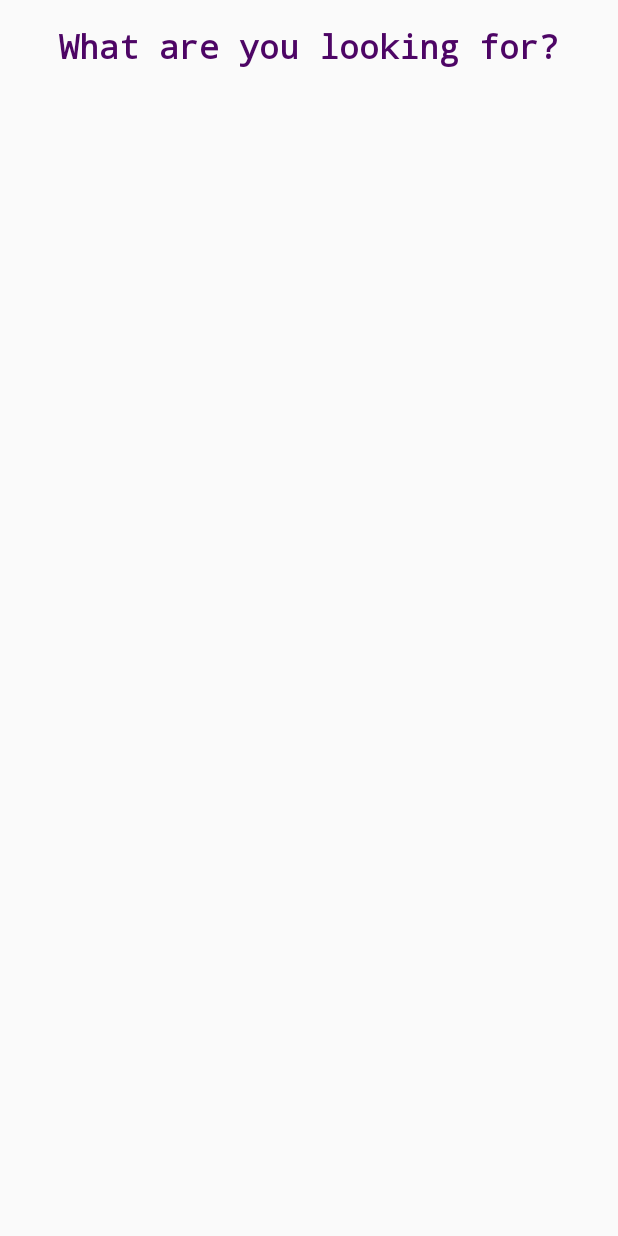
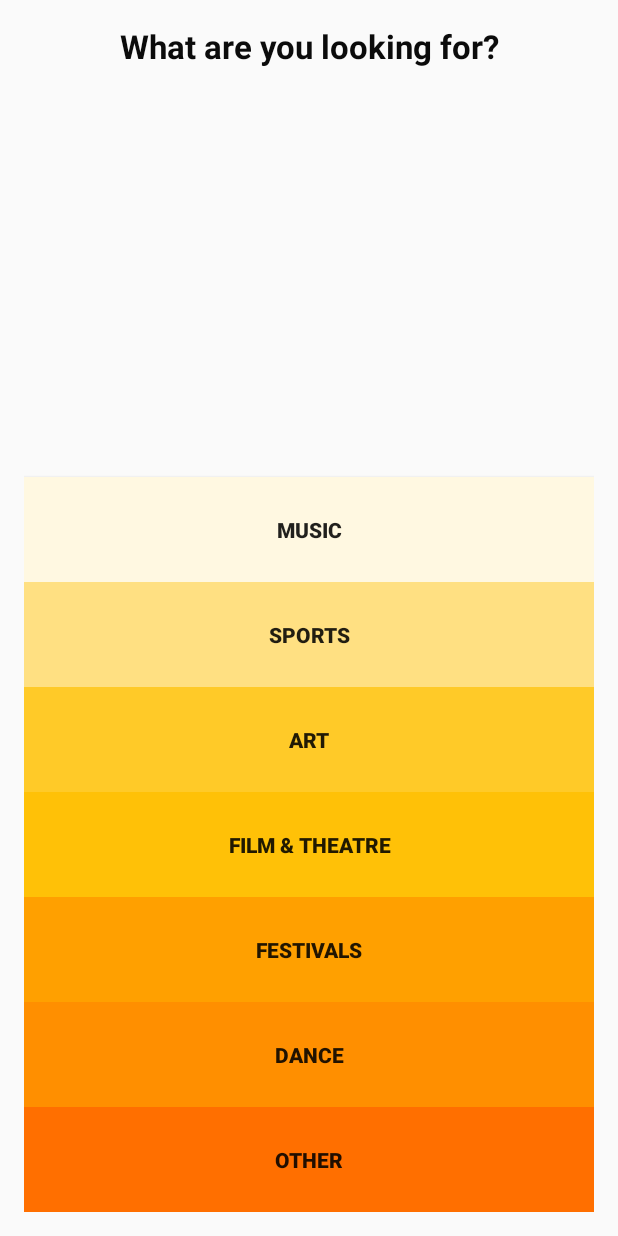
Before and after one commit to royjacobson/hermes, an Android app: the screen it shows after launch (MainActivity), on a phone screen of 412 x 824 dp. Run offline under Robolectric (Android 15) with nearby library versions, the light colour scheme and no system bars; 3 statements that could not run were skipped.

Commit message:
Phase 2
colors

```diff
--- a/HermesAPK/app/build.gradle
+++ b/HermesAPK/app/build.gradle
@@ -24,4 +24,5 @@ dependencies {
     testCompile 'junit:junit:4.12'
     compile 'com.android.support:appcompat-v7:23.1.1'
     compile 'com.android.support:design:23.1.1'
+    compile 'com.android.support:cardview-v7:21.0.+'
 }
--- a/HermesAPK/app/src/main/res/layout/content_main.xml
+++ b/HermesAPK/app/src/main/res/layout/content_main.xml
@@ -10,7 +10,8 @@
     android:paddingTop="@dimen/activity_vertical_margin"
     app:layout_behavior="@string/appbar_scrolling_view_behavior"
     tools:context="com.hermes.hermes.MainActivity"
-    tools:showIn="@layout/activity_main">
+    tools:showIn="@layout/activity_main"
+    android:clickable="false">
 
     <TextView
         android:layout_width="wrap_content"
@@ -23,8 +24,97 @@
         android:layout_alignParentEnd="false"
         android:text="What are you looking for?"
         android:textAlignment="center"
-        android:textColor="#4d0565"
-        android:typeface="monospace"
+        android:textColor="#0b0b0b"
+        android:typeface="sans"
         android:visibility="visible"
         android:textStyle="bold" />
+
+    <Button
+        android:layout_width="fill_parent"
+        android:layout_height="wrap_content"
+        android:height="70dp"
+        android:text="Music"
+        android:id="@+id/button2"
+        android:textStyle="bold"
+        android:layout_above="@+id/button3"
+        android:layout_alignParentLeft="true"
+        android:layout_alignParentStart="true"
+        android:focusable="true"
+        android:focusableInTouchMode="true"
+        android:enabled="true"
+        android:background="#fff8e1" />
+
+    <Button
+        android:layout_width="fill_parent"
+        android:layout_height="wrap_content"
+        android:height="70dp"
+        android:text="SPORTS"
+        android:id="@+id/button3"
+        android:textStyle="bold"
+        android:layout_above="@+id/button4"
+        android:layout_alignParentLeft="true"
+        android:layout_alignParentStart="true"
+        android:background="#ffe082" />
+
+    <Button
+        android:layout_width="fill_parent"
+        android:layout_height="wrap_content"
+        android:height="70dp"
+        android:text="art"
+        android:id="@+id/button4"
+        android:textStyle="bold"
+        android:layout_above="@+id/button5"
+        android:layout_alignParentLeft="true"
+        android:layout_alignParentStart="true"
+        android:background="#ffca28" />
+
+    <Button
+        android:layout_width="fill_parent"
+        android:layout_height="wrap_content"
+        android:height="70dp"
+        android:text="Film &amp; Theatre"
+        android:id="@+id/button5"
+        android:textStyle="bold"
+        android:layout_above="@+id/button6"
+        android:layout_alignParentRight="true"
+        android:layout_alignParentEnd="true"
+        android:background="#ffc107" />
+
+    <Button
+        android:layout_width="fill_parent"
+        android:layout_height="wrap_content"
+        android:height="70dp"
+        android:text="Festivals"
+        android:id="@+id/button6"
+        android:textStyle="bold"
+        android:layout_above="@+id/button7"
+        android:layout_alignParentRight="true"
+        android:layout_alignParentEnd="true"
+        android:background="#ffa000" />
+
+    <Button
+        android:layout_width="fill_parent"
+        android:layout_height="wrap_content"
+        android:height="70dp"
+        android:text="Dance"
+        android:id="@+id/button7"
+        android:textStyle="bold"
+        android:layout_above="@+id/button8"
+        android:layout_alignParentRight="true"
+        android:layout_alignParentEnd="true"
+        android:background="#ff8f00" />
+
+    <Button
+        android:layout_width="fill_parent"
+        android:layout_height="wrap_content"
+        android:height="70dp"
+        android:text="Other"
+        android:id="@+id/button8"
+        android:textStyle="bold"
+        android:clickable="false"
+        android:layout_alignParentBottom="true"
+        android:layout_alignParentLeft="true"
+        android:layout_alignParentStart="true"
+        android:background="#ff6f00" />
+
 </RelativeLayout>
```
Also changed, not shown: HermesAPK/app/src/main/res/mipmap-hdpi/glitter.jpg (added).
